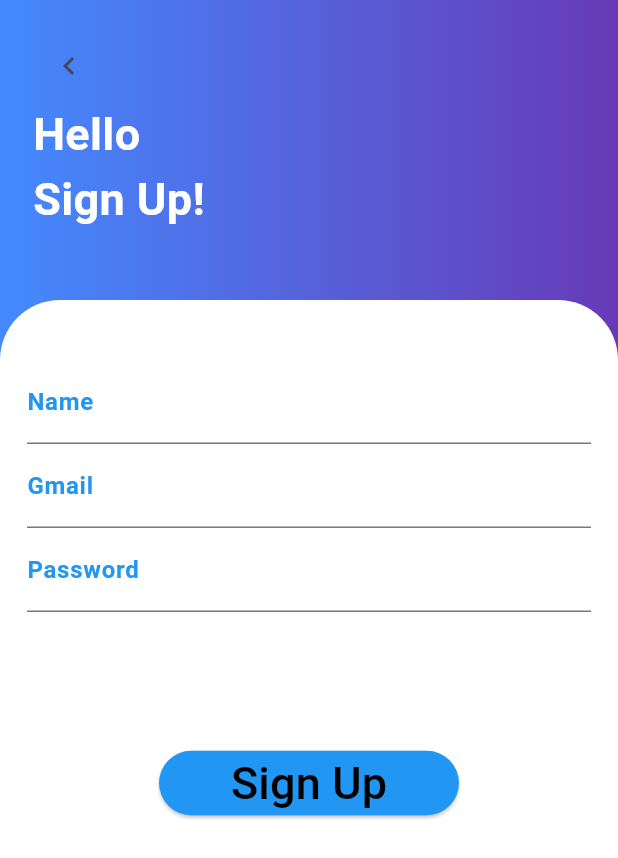
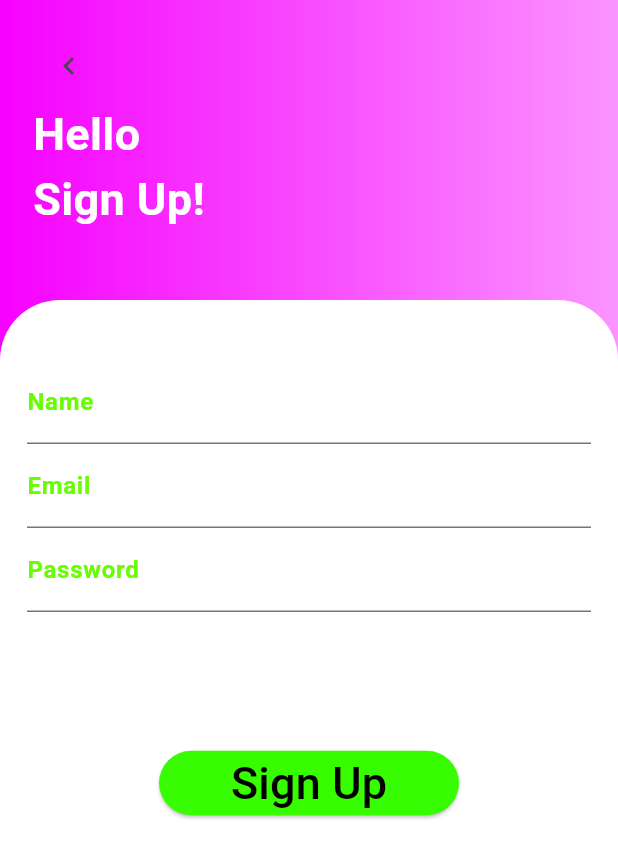
Before and after one commit to mhmdkarime/tetris_game, a Flutter app: the SignUp screen opened directly, on a phone screen of 412 x 824 dp. Shown: the top 858 px of the screen. Run offline on Flutter 3.47's test engine with Material 3 defaults, Android fonts, the phone set to English and light mode, and no system bars; network calls fail.

Commit message:
edit same error

```diff
--- a/lib/home.dart
+++ b/lib/home.dart
@@ -127,7 +127,7 @@ class _HomeState extends State<Home> {
       home: Scaffold(
         appBar: AppBar(
           title: Text(
-            user.toString(),
+            user.isLogin?user.toString():'welcome , To sign in, click the button on \n the right of the screen',
             style: TextStyle(color: Colors.red, fontWeight: FontWeight.bold),
           ),
           actions: [
@@ -145,8 +145,8 @@ class _HomeState extends State<Home> {
         body: Container(
           decoration: BoxDecoration(
               gradient: LinearGradient(colors: [
-                Colors.blue,
-                Colors.deepPurpleAccent,
+                Color.fromRGBO(0, 102, 255, 0.7),
+                Color.fromRGBO(0, 0, 255, 1),
               ])),
           child: Center(
             child: Column(
--- a/lib/login_and_signup.dart
+++ b/lib/login_and_signup.dart
@@ -34,7 +34,8 @@ class _LoginScrennState extends State<LoginScrenn> {
         );
       } else {
         // Update global or state-managed user profile
-        Provider.of<Profile>(context, listen: false).updateProfile(
+        user=Provider.of<Profile>(context, listen: false);
+        user.updateProfile(
           int.parse(data['id'].toString()),
           data['name'],
           int.parse(data['bestScore'].toString()),
@@ -63,8 +64,8 @@ class _LoginScrennState extends State<LoginScrenn> {
             width: double.infinity,
             decoration: const BoxDecoration(
               gradient: LinearGradient(colors: [
-                Colors.blueAccent,
-                Colors.deepPurple,
+                Color.fromRGBO(255, 100, 0, 1),
+                Color.fromRGBO(255, 100, 0, 0.55),
               ]),
             ),
             child: Padding(
@@ -112,7 +113,7 @@ class _LoginScrennState extends State<LoginScrenn> {
                       controller: _gmailController,
                       decoration: InputDecoration(
                         label: Text(
-                          'Gmail',
+                          'Email',
                           style: TextStyle(
                             fontWeight: FontWeight.bold,
                             color: Colors.blue,
@@ -255,8 +256,8 @@ class _SignUpState extends State<SignUp> {
             width: double.infinity,
             decoration: const BoxDecoration(
               gradient: LinearGradient(colors: [
-                Colors.blueAccent,
-                Colors.deepPurple,
+                Color.fromRGBO(246, 1, 255, 1.0),
+                Color.fromRGBO(246, 1, 255, 0.4),
               ]),
             ),
             child: Padding(
@@ -307,7 +308,7 @@ class _SignUpState extends State<SignUp> {
                           'Name',
                           style: TextStyle(
                             fontWeight: FontWeight.bold,
-                            color: Colors.blue,
+                            color: Color.fromRGBO(104, 253, 2, 1.0),
                           ),
                         ),
                       ),
@@ -316,10 +317,10 @@ class _SignUpState extends State<SignUp> {
                       controller: _gmailController,
                       decoration: InputDecoration(
                         label: Text(
-                          'Gmail',
+                          'Email',
                           style: TextStyle(
                             fontWeight: FontWeight.bold,
-                            color: Colors.blue,
+                            color: Color.fromRGBO(104, 253, 2, 1.0),
                           ),
                         ),
                       ),
@@ -332,7 +333,7 @@ class _SignUpState extends State<SignUp> {
                           'Password',
                           style: TextStyle(
                             fontWeight: FontWeight.bold,
-                            color: Colors.blue,
+                            color:Color.fromRGBO(104, 253, 2, 1.0),
                           ),
                         ),
                       ),
@@ -343,7 +344,8 @@ class _SignUpState extends State<SignUp> {
                       width: 200,
                       child: ElevatedButton(
                         style: ButtonStyle(
-                          backgroundColor: MaterialStateProperty.all<Color>(Colors.blue),
+                          backgroundColor: MaterialStateProperty.all<Color>(Color.fromRGBO(
+                              56, 253, 2, 1.0)),
                           foregroundColor: MaterialStateProperty.all<Color>(Colors.black),
                         ),
                         onPressed: () {
--- a/lib/profile.dart
+++ b/lib/profile.dart
@@ -14,7 +14,7 @@ class Profile extends ChangeNotifier{
     _ID = id;
     _name = name;
     _bestScore = bestScore;
-    notifyListeners(); // Notify listeners to rebuild widgets
+    notifyListeners();
   }
   List<int> get History => _History;
 
--- a/lib/tetris_game/tetris.dart
+++ b/lib/tetris_game/tetris.dart
@@ -55,7 +55,7 @@ class _TetrisState extends State<Tetris> {
       if (gameOver && score > highestScore) {
         setState(() {
           highestScore = score;
-          user.bestScore = highestScore;
+          user.updateProfile(user.ID, user.name, highestScore);
         });
         print(user.ID);
         print(user.bestScore);
```
Also changed, not shown: lib/player_list.dart (+5 -3 lines).
